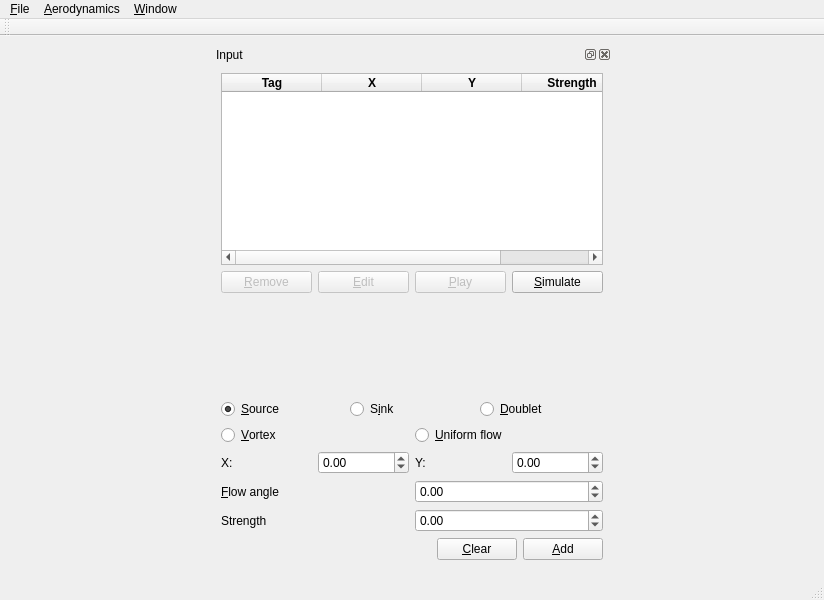
This is ui/mainwindow.ui in devakumar/EduAerospace as Qt 5 draws it before an edit. The edited form follows.
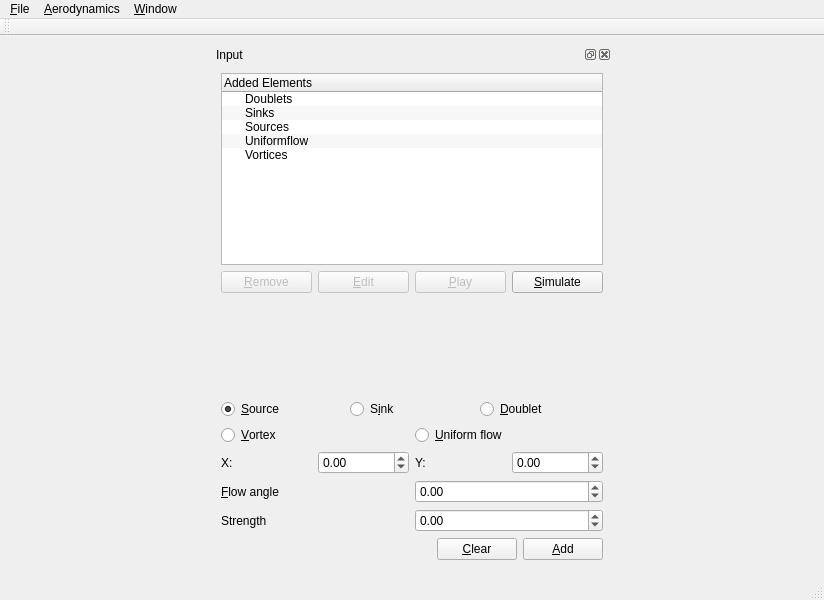
This is the edited form.

Commit message: Added provision for removing elements

What changed in the file:
```diff
--- a/ui/mainwindow.ui
+++ b/ui/mainwindow.ui
@@ -85,63 +85,43 @@
         <widget class="QWidget" name="dockWidgetContents_3">
          <layout class="QVBoxLayout" name="verticalLayout_2">
           <item>
-           <widget class="QTableWidget" name="tableWidget_potentialShow">
-            <property name="minimumSize">
-             <size>
-              <width>221</width>
-              <height>0</height>
-             </size>
+           <widget class="QTreeWidget" name="treeWidget_potElements">
+            <property name="tabKeyNavigation">
+             <bool>true</bool>
             </property>
-            <property name="rowCount">
-             <number>0</number>
+            <property name="alternatingRowColors">
+             <bool>true</bool>
             </property>
-            <attribute name="horizontalHeaderMinimumSectionSize">
-             <number>20</number>
-            </attribute>
             <column>
              <property name="text">
-              <string>Tag</string>
+              <string>Added Elements</string>
              </property>
-             <property name="font">
-              <font>
-               <weight>75</weight>
-               <bold>true</bold>
-              </font>
-             </property>
             </column>
-            <column>
+            <item>
              <property name="text">
-              <string>X</string>
+              <string>Doublets</string>
              </property>
-             <property name="font">
-              <font>
-               <weight>75</weight>
-               <bold>true</bold>
-              </font>
+            </item>
+            <item>
+             <property name="text">
+              <string>Sinks</string>
              </property>
-            </column>
-            <column>
+            </item>
+            <item>
              <property name="text">
-              <string>Y</string>
+              <string>Sources</string>
              </property>
-             <property name="font">
-              <font>
-               <weight>75</weight>
-               <bold>true</bold>
-              </font>
+            </item>
+            <item>
+             <property name="text">
+              <string>Uniformflow</string>
              </property>
-            </column>
-            <column>
+            </item>
+            <item>
              <property name="text">
-              <string>Strength</string>
+              <string>Vortices</string>
              </property>
-             <property name="font">
-              <font>
-               <weight>75</weight>
-               <bold>true</bold>
-              </font>
-             </property>
-            </column>
+            </item>
            </widget>
           </item>
           <item>
```
Left out of the diff: 1 changed line with no effect on the pictures. The commit also changes 6 other files.
